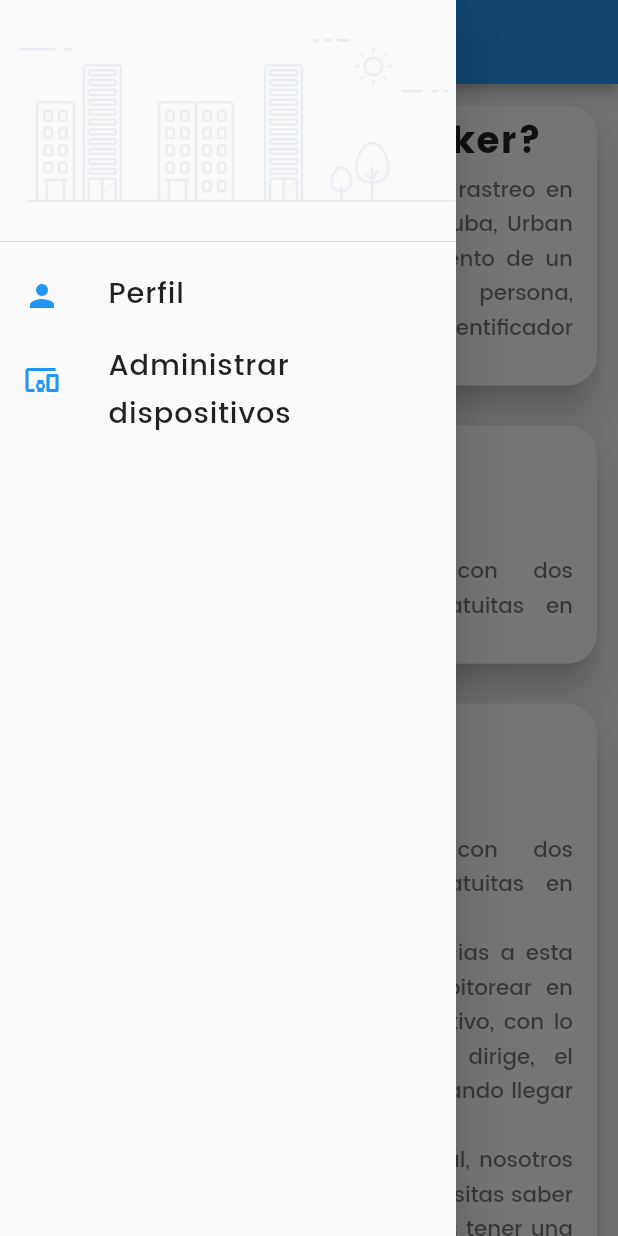
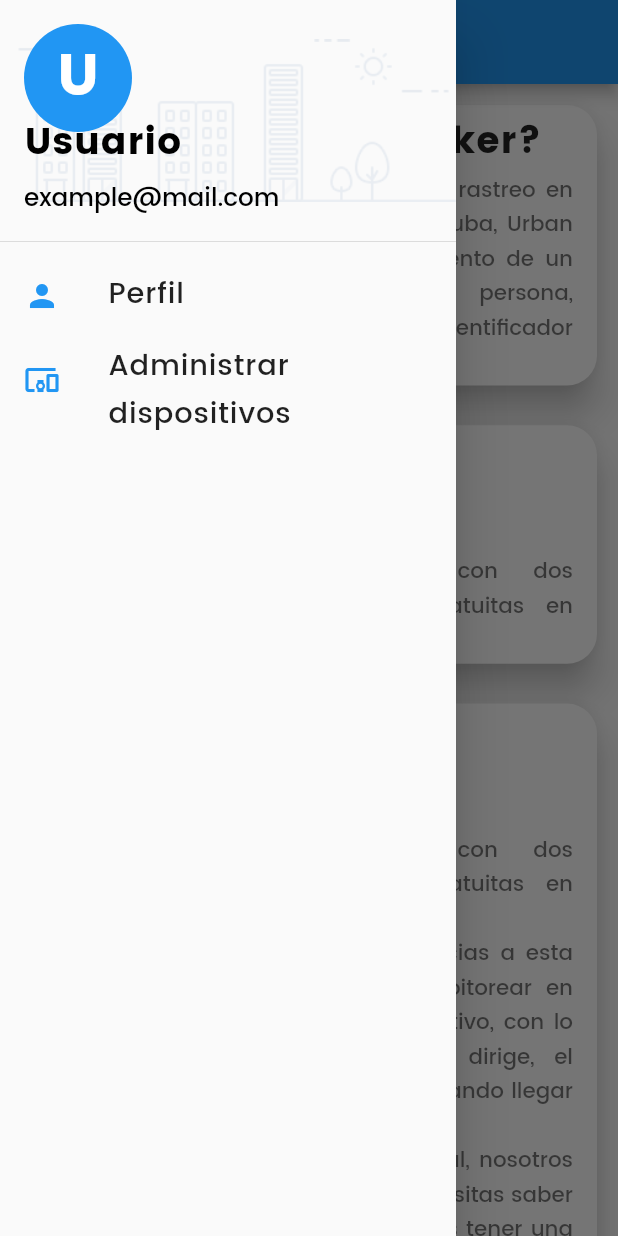
Before and after one commit to JosueHernandezR/urban-octo-track, a Flutter app: the HomePage screen opened directly, with the side drawer open, on a phone screen of 412 x 824 dp. Run offline on Flutter 3.47's test engine with Material 2 defaults, Android fonts, the phone set to English and light mode, and no system bars; our stand-ins replace flutter_screenutil.

Commit message:
Add menu

```diff
--- a/Urban Track/urban_track/lib/main.dart
+++ b/Urban Track/urban_track/lib/main.dart
@@ -1,6 +1,3 @@
-import 'dart:async';
-
-
 import 'package:flutter/material.dart';
 //import 'package:flutter_screenutil/flutter_screenutil.dart';
 import 'package:flutter_localizations/flutter_localizations.dart';
--- a/Urban Track/urban_track/lib/src/pages/HomePage.dart
+++ b/Urban Track/urban_track/lib/src/pages/HomePage.dart
@@ -1,19 +1,25 @@
 import 'package:flutter/material.dart';
 import 'package:flutter_screenutil/flutter_screenutil.dart';
-import 'package:urban_track/src/Widgets/HomeInfo.dart';
+
 
 class HomePage extends StatelessWidget{
-
-  static final String routeName = 'home';
 
   @override
   Widget build(BuildContext context) {
     return Scaffold(
+      //backgroundColor: Colors.transparent,
+      //backgroundImage: ,
       appBar: AppBar(
         title: Text("Inicio"),
       ),
       drawer: _crearMenu(),
       body: ListView(
+        // Center(
+        //   child: new Image.asset(
+        //       'assets/images.jpg',
+        //       fit: BoxFit.fill,
+        //     ),
+        // ),
         //Cambiar de ser necesario los ajustes
         padding: EdgeInsets.all(10.0),
         children: <Widget>[
@@ -150,14 +156,47 @@ Localización de personas vulnerables Muchas veces los adultos mayores necesitan
       child: ListView(
         padding: EdgeInsets.zero,
         children: <Widget>[
-          DrawerHeader(
-            child: Container(),
+          UserAccountsDrawerHeader(
+            accountName: Text('Usuario',
+              style: TextStyle(
+                fontSize: ScreenUtil.getInstance().setSp(45),
+                fontFamily: "Poppins-Bold",
+                letterSpacing: .6,
+                color     : Colors.black
+              )
+            ),
+            accountEmail: Text('example@mail.com',
+              style: TextStyle(
+                fontFamily: "Poppins-Medium",
+                fontSize  : ScreenUtil.getInstance().setSp(30),
+                color     : Colors.black
+                )
+            ),
+            currentAccountPicture: CircleAvatar(
+              backgroundColor: Colors.blue,
+              child: Text('U',
+                style: TextStyle(
+                fontSize: ScreenUtil.getInstance().setSp(70),
+                fontFamily: "Poppins-Bold",
+                letterSpacing: .6,
+                color: Colors.white
+                )
+              ),
+            ),
             decoration: BoxDecoration(
               image: DecorationImage(
-                image: AssetImage('assets/image_02.png'),
-              ),
+                image: AssetImage('assets/image_02.png')
+              )
             ),
           ),
+          // DrawerHeader(
+          //   child: Container(),
+          //   decoration: BoxDecoration(
+          //     image: DecorationImage(
+          //       image: AssetImage('assets/image_02.png'),
+          //     ),
+          //   ),
+          // ),
           ListTile(
             leading: Icon(Icons.person, color: Colors.blue,),
             title: Text('Perfil',
--- a/Urban Track/urban_track/lib/src/routes/routes.dart
+++ b/Urban Track/urban_track/lib/src/routes/routes.dart
@@ -1,6 +1,5 @@
 import 'package:flutter/material.dart';
 import 'package:urban_track/src/pages/LoginPage.dart';
-import 'package:urban_track/src/pages/ProfilePages.dart';
 import 'package:urban_track/src/pages/RegisterPage.dart';
 
 Map<String, WidgetBuilder> getApplicationRoutes(){
```
Also changed, not shown: Urban Track/urban_track/assets/images.jpg (added), 1 other file.
